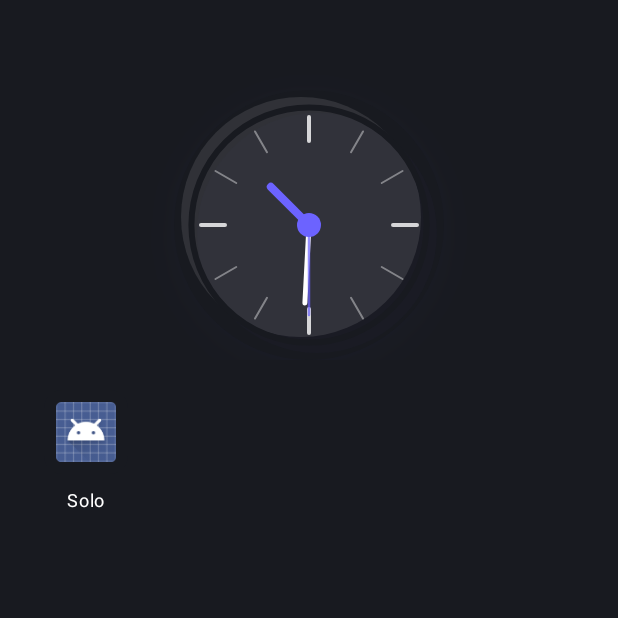
After one commit to emburaan/SoloLevelingLauncher, an Android app built with Jetpack Compose: the composable MainActivityCompose shown on its own in the app's theme, on a phone screen of 412 x 824 dp, the top half of it. The commit adds this screen. Run offline under Robolectric (Android 15) with nearby library versions, the phone set to English and light mode, and no system bars; our stand-ins replace Dagger/Hilt's generated code.

Commit message:
- Added compose preview for all the Compose files and add composable wrapper for viewmodel support in preview

```diff
--- /dev/null
+++ b/app/src/main/java/com/sumit/sololevelinglauncher/launcher/homescreen/component/MainActivityCompose.kt
@@ -0,0 +1,44 @@
+package com.sumit.sololevelinglauncher.launcher.homescreen.component
+
+import androidx.compose.foundation.layout.Arrangement
+import androidx.compose.foundation.layout.Column
+import androidx.compose.foundation.layout.Spacer
+import androidx.compose.foundation.layout.fillMaxSize
+import androidx.compose.foundation.layout.height
+import androidx.compose.material3.Surface
+import androidx.compose.runtime.Composable
+import androidx.compose.runtime.collectAsState
+import androidx.compose.runtime.getValue
+import androidx.compose.ui.Alignment
+import androidx.compose.ui.Modifier
+import androidx.compose.ui.unit.dp
+import androidx.hilt.navigation.compose.hiltViewModel
+import com.sumit.sololevelinglauncher.ui.model.AppInfo
+import com.sumit.sololevelinglauncher.ui.presentation.AppsViewModel
+import com.sumit.sololevelinglauncher.ui.theme.SLBackground
+
+@Composable
+fun MainActivityCompose() {
+    val appsViewModel: AppsViewModel = hiltViewModel()
+    val apps by appsViewModel.apps.collectAsState()
+    MainActivityBodyCompose(apps)
+}
+
+@Composable
+fun MainActivityBodyCompose(apps: List<AppInfo>) {
+    Surface(
+        modifier = Modifier.fillMaxSize(),
+        color = SLBackground,
+
+        ) {
+        Column(
+            modifier = Modifier.fillMaxSize(),
+            horizontalAlignment = Alignment.CenterHorizontally,
+            verticalArrangement = Arrangement.Center
+        ) {
+            Spacer(modifier = Modifier.height(60.dp))
+            NeumorphicAnalogClock()
+            AppGrid(apps = apps)
+        }
+    }
+}
```
Also changed, not shown: app/src/debug/java/com/sumit/sololevelinglauncher/launcher/homescreen/component/AppGridComposePreview.kt (added, +22 -0 lines), app/src/debug/java/com/sumit/sololevelinglauncher/launcher/homescreen/component/DigitalClockComposePreview.kt (added, +10 -0 lines), app/src/debug/java/com/sumit/sololevelinglauncher/launcher/homescreen/component/HomeScreenMainActivityComposePreview.kt (added, +22 -0 lines), app/src/main/java/com/sumit/sololevelinglauncher/launcher/homescreen/MainActivity.kt (+2 -35 lines).
